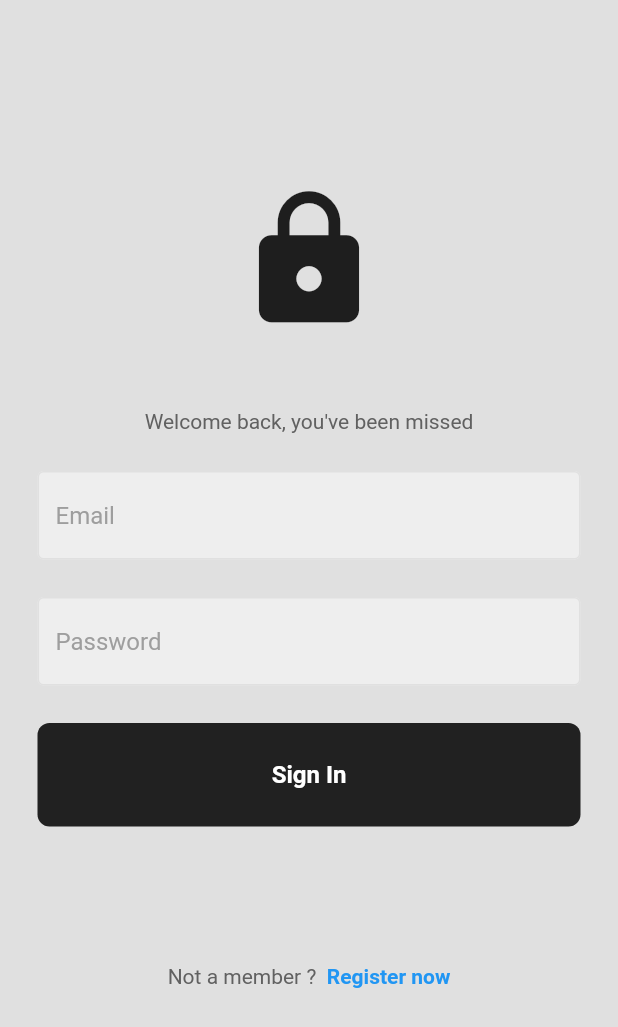
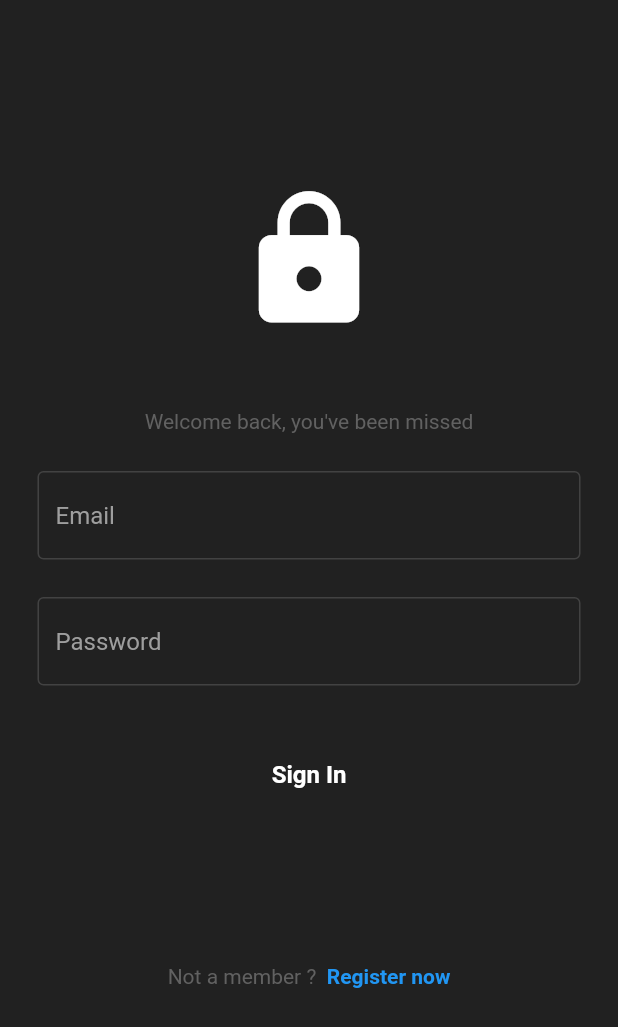
Before and after one commit to Space-Chips/N-E-X-U-S, a Flutter app: the screen it shows after launch, on a phone screen of 412 x 824 dp. Shown: the top 1027 px of the screen. Run offline on Flutter 3.47's test engine with Material 2 defaults, Android fonts, the phone set to English and light mode, and no system bars; our stand-ins replace adaptive_theme, animated_splash_screen, cloud_firestore, firebase_auth, firebase_core, google_fonts and 3 more; missing offline and left inert: dart:html; accounts and stored records are empty.

Commit message:
General Improvements

```diff
--- a/lib/main.dart
+++ b/lib/main.dart
@@ -1,5 +1,6 @@
 // ignore_for_file: unused_import
 
+import 'package:animated_splash_screen/animated_splash_screen.dart';
 import 'package:flutter/material.dart';
 import 'package:firebase_core/firebase_core.dart';
 import 'package:google_mobile_ads/google_mobile_ads.dart';
@@ -10,11 +11,13 @@ import 'package:nexusremake/theme/light_theme.dart';
 import 'pages/login_page.dart';
 import 'firebase_options.dart';
 import 'package:adaptive_theme/adaptive_theme.dart';
+import 'package:page_transition/page_transition.dart';
 
 void main() async {
   WidgetsFlutterBinding.ensureInitialized();
   MobileAds.instance.initialize();
   WidgetsFlutterBinding.ensureInitialized();
+
   await Firebase.initializeApp(
     options: DefaultFirebaseOptions.currentPlatform,
   );
@@ -29,12 +32,25 @@ class MyApp extends StatelessWidget {
     return AdaptiveTheme(
       light: lightTheme,
       dark: darkTheme,
-      initial: AdaptiveThemeMode.light,
+      initial: AdaptiveThemeMode.dark,
       builder: (theme, darkTheme) => MaterialApp(
+        home: AnimatedSplashScreen(
+          duration: 3000,
+          backgroundColor: Colors.white,
+          splashTransition: SplashTransition.fadeTransition,
+          pageTransitionType: PageTransitionType.fade,
+          splash: Text(
+            "N E X U S",
+            style: TextStyle(
+              fontSize: 50,
+              color: Colors.grey[900],
+            ),
+          ),
+          nextScreen: const AuthPage(),
+        ),
         debugShowCheckedModeBanner: false,
         theme: theme,
         darkTheme: darkTheme,
-        home: const AuthPage(),
       ),
     );
   }
--- a/lib/pages/livechat_page.dart
+++ b/lib/pages/livechat_page.dart
@@ -50,7 +50,7 @@ class _HomePageState extends State<LiveChatPage> {
       backgroundColor: Theme.of(context).colorScheme.background,
       appBar: AppBar(
         title: Text("L I V E  C H A T"),
-        backgroundColor: Theme.of(context).colorScheme.background,
+        backgroundColor: Colors.grey[900],
         elevation: 0,
       ),
       body: Center(
--- a/lib/pages/login_page.dart
+++ b/lib/pages/login_page.dart
@@ -58,7 +58,7 @@ class _LoginPageState extends State<LoginPage> {
   @override
   Widget build(BuildContext context) {
     return Scaffold(
-      backgroundColor: Theme.of(context).colorScheme.background,
+      backgroundColor: Theme.of(context).colorScheme.primary,
       body: SafeArea(
         child: Center(
           child: Padding(
--- a/pubspec.yaml
+++ b/pubspec.yaml
@@ -43,6 +43,8 @@ dependencies:
   like_button: ^2.0.5
   google_mobile_ads: ^3.0.0
   adaptive_theme: ^3.3.0
+  animated_splash_screen: ^1.3.0
+  webview_flutter: ^4.0.5
 
 
 dev_dependencies:
```
Also changed, not shown: lib/ad/IFrameElement.dart (added, +22 -0 lines), lib/pages/home_page.dart (+13 -2 lines), lib/pages/profile_page.dart (+9 -9 lines), lib/pages/register_page.dart (+8 -3 lines), pubspec.lock, 3 other files.
